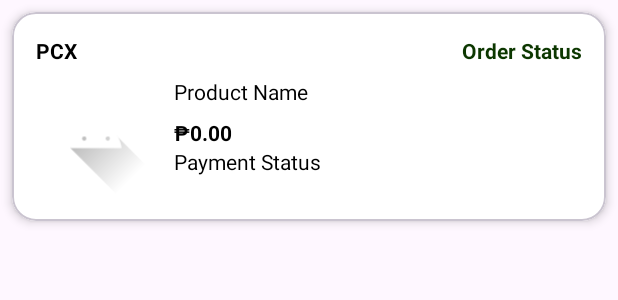
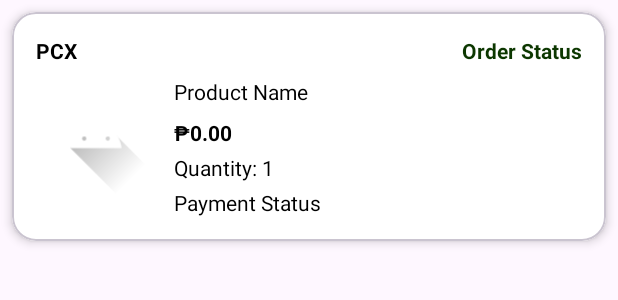
Before and after one commit to AdrianeTuliao/PCXapp, an Android app: the layout item_orders.xml on its own in the app's theme, with its tools: preview values and no code run, on a phone screen of 412 x 824 dp. Shown: the top 300 px of the screen. Run offline under Robolectric (Android 15) with nearby library versions, the phone set to English and light mode, and no system bars.

Commit message:
fixed my orders fragment and added cancel button

```diff
--- a/app/src/main/res/layout/item_orders.xml
+++ b/app/src/main/res/layout/item_orders.xml
@@ -85,15 +85,37 @@
                     android:textSize="14sp"
                     android:textStyle="bold" />
 
+                <!-- NEW QUANTITY TEXTVIEW -->
+                <TextView
+                    android:id="@+id/productQuantity"
+                    android:layout_width="wrap_content"
+                    android:layout_height="wrap_content"
+                    android:layout_marginTop="4dp"
+                    android:text="Quantity: 1"
+                    android:textColor="@color/black"
+                    android:textSize="14sp" />
+
                 <TextView
                     android:id="@+id/paymentStatus"
                     android:layout_width="wrap_content"
                     android:layout_height="wrap_content"
                     android:ellipsize="end"
                     android:maxLines="1"
+                    android:layout_marginTop="4dp"
                     android:text="Payment Status"
                     android:textColor="@color/black"
                     android:textSize="14sp" />
+
+                <Button
+                    android:id="@+id/cancelButton"
+                    android:layout_width="wrap_content"
+                    android:layout_height="wrap_content"
+                    android:layout_marginTop="12dp"
+                    android:text="Cancel Order"
+                    android:textColor="@color/white"
+                    android:backgroundTint="#313131"
+                    android:visibility="gone" />
+
             </LinearLayout>
         </LinearLayout>
     </LinearLayout>
```
Also changed, not shown: app/src/main/java/adapter/OrderAdapter.kt (+39 -11 lines), app/src/main/java/com/example/pcxlogin/OrderApi.kt (+23 -4 lines), app/src/main/java/com/example/pcxlogin/OrderFragment.kt (+94 -4 lines), app/src/main/res/layout/fragment_order.xml (+16 -1 lines).
